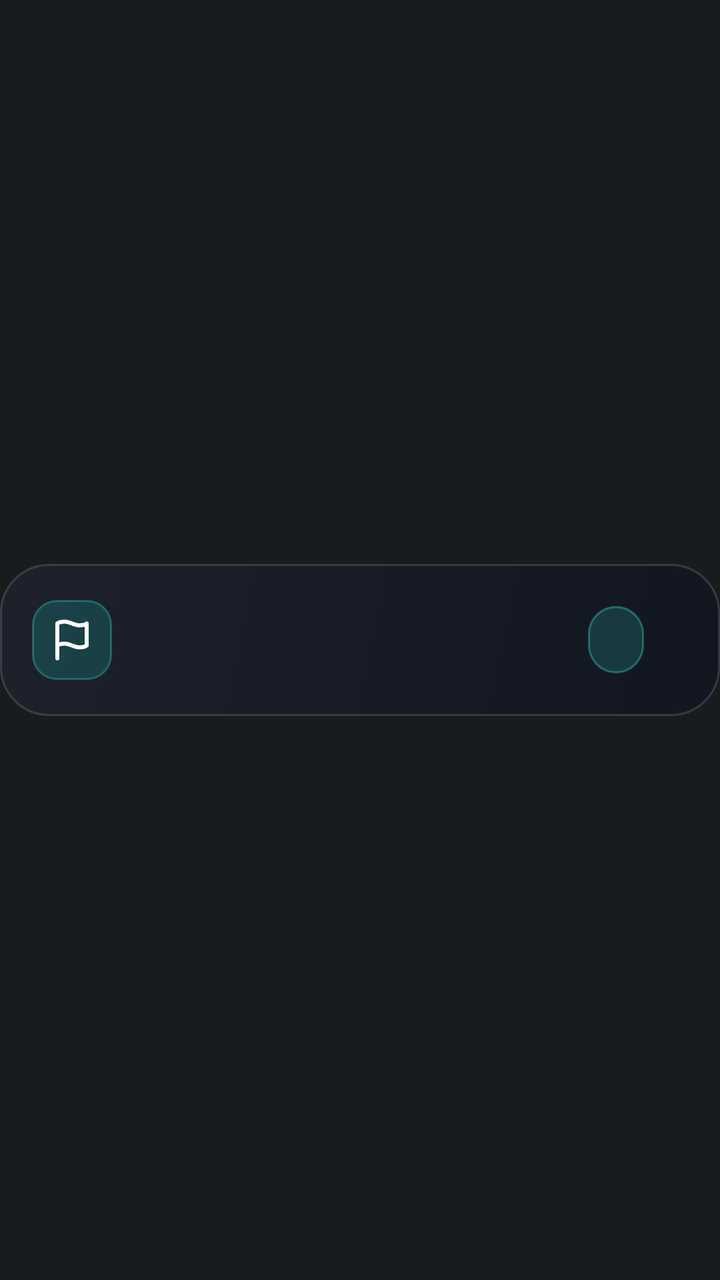
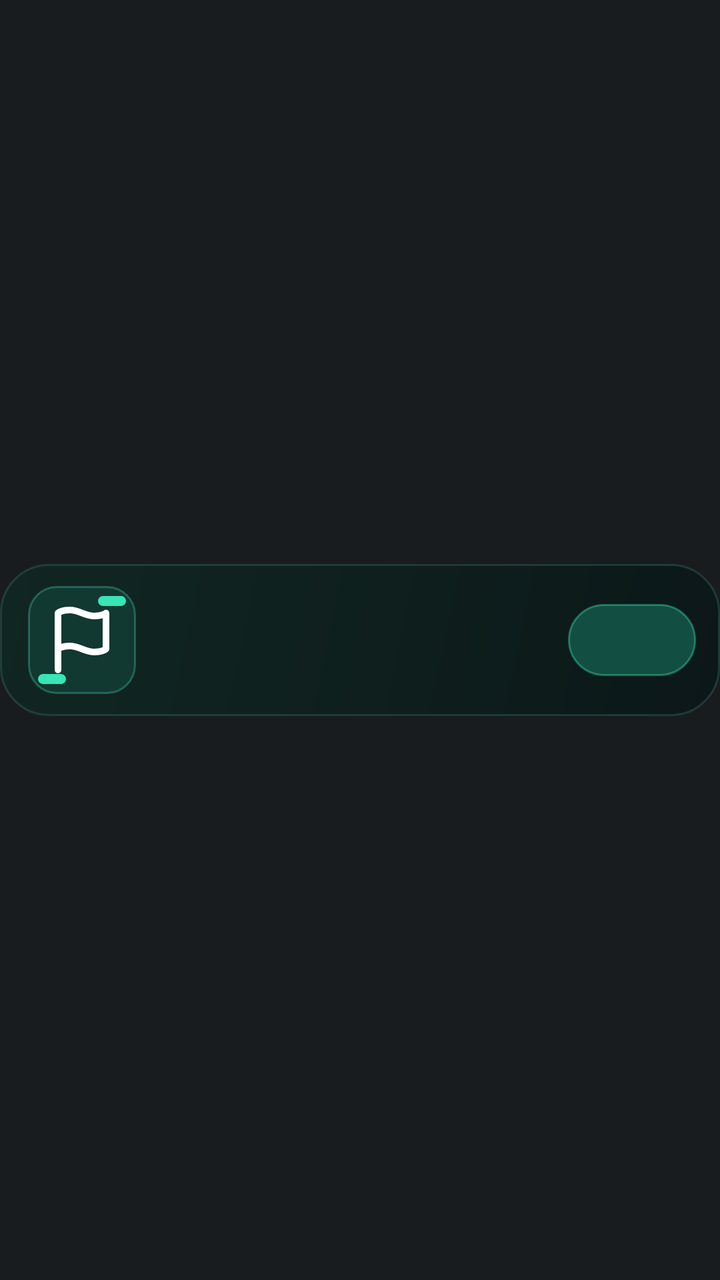

Compare the two renders of this Android layout. The source of the first and the diff that turns it into the second are given below.
<!-- AndroidManifest.xml: application theme Theme.AtAGlancePlus -->
<!-- res/layout/card_race.xml -->
<?xml version="1.0" encoding="utf-8"?>
<FrameLayout xmlns:android="http://schemas.android.com/apk/res/android"
    android:id="@+id/card_root"
    style="@style/AagCardRoot">

    <LinearLayout
        android:id="@+id/card_body"
        style="@style/AagCardBody"
        android:background="@drawable/card_bg_sports"
        android:gravity="center_vertical"
        android:orientation="horizontal">

        <FrameLayout
            android:id="@+id/race_badge"
            android:layout_width="40dp"
            android:layout_height="40dp"
            android:background="@drawable/live_badge_bg">

            <ImageView
                android:id="@+id/race_icon"
                android:layout_width="22dp"
                android:layout_height="22dp"
                android:layout_gravity="center"
                android:contentDescription="@null"
                android:src="@drawable/ic_nav_flag" />
        </FrameLayout>

        <LinearLayout
            android:layout_width="0dp"
            android:layout_height="wrap_content"
            android:layout_marginStart="11dp"
            android:layout_weight="1"
            android:orientation="vertical">

            <TextView
                android:id="@+id/race_title"
                style="@style/AagText.Title"
                android:layout_width="match_parent"
                android:layout_height="wrap_content" />

            <TextView
                android:id="@+id/race_detail"
                style="@style/AagText.Detail"
                android:layout_width="match_parent"
                android:layout_height="wrap_content" />
        </LinearLayout>

        
        <FrameLayout
            android:id="@+id/race_next"
            android:layout_width="wrap_content"
            android:layout_height="match_parent"
            android:minWidth="76dp"
            android:paddingStart="8dp">

            <TextView
                android:id="@+id/race_badge_text"
                style="@style/AagText.Badge"
                android:layout_width="wrap_content"
                android:layout_height="wrap_content"
                android:layout_gravity="center"
                android:background="@drawable/live_eta_bg"
                android:paddingStart="14dp"
                android:paddingTop="8dp"
                android:paddingEnd="14dp"
                android:paddingBottom="8dp"
                android:textColor="#FF5EEAD4"
                android:textStyle="bold" />
        </FrameLayout>
    </LinearLayout>

    
    <ImageView
        android:id="@+id/hold_bar"
        android:layout_width="match_parent"
        android:layout_height="76dp"
        android:layout_gravity="center_vertical"
        android:contentDescription="@null"
        android:duplicateParentState="true"
        android:scaleType="fitXY"
        android:src="@drawable/hold_bar_red_400" />
</FrameLayout>
<!-- resources referenced by this layout -->
<resources>
  <!-- drawable card_bg_sports (drawable) -->
  <?xml version="1.0" encoding="utf-8"?>
  <shape xmlns:android="http://schemas.android.com/apk/res/android" android:shape="rectangle">
      <gradient android:angle="315" android:startColor="#F21C212C" android:endColor="#F2111520" android:type="linear" />
      <stroke android:width="1dp" android:color="#24FFFFFF" />
      <corners android:radius="24dp" />
  </shape>
  <!-- drawable hold_bar_red_400 (drawable) -->
  <?xml version="1.0" encoding="utf-8"?>
  <animated-selector xmlns:android="http://schemas.android.com/apk/res/android">
      <item
          android:id="@+id/hold_pressed"
          android:drawable="@drawable/hold_bar_red_full"
          android:state_pressed="true" />
      <item
          android:id="@+id/hold_idle"
          android:drawable="@drawable/hold_bar_empty" />
      <transition
          android:drawable="@drawable/avd_hold_red_400"
          android:fromId="@id/hold_idle"
          android:toId="@id/hold_pressed" />
  </animated-selector>
  <!-- drawable live_badge_bg (drawable) -->
  <?xml version="1.0" encoding="utf-8"?>
  <shape xmlns:android="http://schemas.android.com/apk/res/android" android:shape="rectangle">
      <solid android:color="#3814B8A6" />
      <stroke android:width="1dp" android:color="#592DD4BF" />
      <corners android:radius="12dp" />
  </shape>
  <!-- drawable live_eta_bg (drawable) -->
  <?xml version="1.0" encoding="utf-8"?>
  <shape xmlns:android="http://schemas.android.com/apk/res/android" android:shape="rectangle">
      <solid android:color="#2E2DD4BF" />
      <stroke android:width="1dp" android:color="#662DD4BF" />
      <corners android:radius="14dp" />
  </shape>
  <style name="AagCardBody">
          <item name="android:layout_width">match_parent</item>
          <item name="android:layout_height">76dp</item>
          <item name="android:layout_gravity">center_vertical</item>
          <item name="android:paddingStart">16dp</item>
          <item name="android:paddingEnd">18dp</item>
      </style>
  <style name="AagCardRoot">
          <item name="android:layout_width">match_parent</item>
          <item name="android:layout_height">88dp</item>
          <item name="android:clipChildren">false</item>
          <item name="android:clipToPadding">false</item>
      </style>
  <style name="AagText.Badge">
          <item name="android:textSize">15sp</item>
          <item name="android:fontFamily">sans-serif-medium</item>
          <item name="android:lineHeight">18sp</item>
          <item name="android:ellipsize">none</item>
      </style>
  <style name="AagText.Detail">
          <item name="android:textSize">13sp</item>
          <item name="android:fontFamily">sans-serif</item>
          <item name="android:lineHeight">17sp</item>
          <item name="android:letterSpacing">0.0077</item>
          <item name="android:textColor">#FFD8E2F0</item>
      </style>
  <style name="AagText.Title">
          <item name="android:textSize">17sp</item>
          <item name="android:fontFamily">sans-serif-medium</item>
          <item name="android:lineHeight">21sp</item>
      </style>
  <style name="Theme.AtAGlancePlus" parent="android:Theme.DeviceDefault.NoActionBar">
          <item name="android:windowLightStatusBar">false</item>
      </style>
  <!-- unchanged entries left out for length: 5 -->
</resources>

<!-- the commit's change to res/layout/card_race.xml (unified diff, before → after) -->
@@ -6,65 +6,135 @@
     <LinearLayout
         android:id="@+id/card_body"
         style="@style/AagCardBody"
-        android:background="@drawable/card_bg_sports"
+        android:background="@drawable/f1_surface"
+        android:baselineAligned="false"
         android:gravity="center_vertical"
-        android:orientation="horizontal">
+        android:orientation="horizontal"
+        android:paddingStart="14dp"
+        android:paddingEnd="10dp">
 
         <FrameLayout
             android:id="@+id/race_badge"
-            android:layout_width="40dp"
-            android:layout_height="40dp"
-            android:background="@drawable/live_badge_bg">
+            android:layout_width="54dp"
+            android:layout_height="54dp"
+            android:background="@drawable/f1_track_box">
 
             <ImageView
                 android:id="@+id/race_icon"
-                android:layout_width="22dp"
-                android:layout_height="22dp"
+                android:layout_width="36dp"
+                android:layout_height="36dp"
                 android:layout_gravity="center"
                 android:contentDescription="@null"
+                android:scaleType="fitCenter"
                 android:src="@drawable/ic_nav_flag" />
+
+            <ImageView
+                android:id="@+id/race_mark_top"
+                android:layout_width="14dp"
+                android:layout_height="5dp"
+                android:layout_gravity="top|end"
+                android:layout_margin="5dp"
+                android:contentDescription="@null"
+                android:src="@drawable/f1_mini_badge" />
+
+            <ImageView
+                android:id="@+id/race_mark_bottom"
+                android:layout_width="14dp"
+                android:layout_height="5dp"
+                android:layout_gravity="bottom|start"
+                android:layout_margin="5dp"
+                android:contentDescription="@null"
+                android:src="@drawable/f1_mini_badge" />
         </FrameLayout>
 
         <LinearLayout
             android:layout_width="0dp"
             android:layout_height="wrap_content"
-            android:layout_marginStart="11dp"
+            android:layout_marginStart="12dp"
+            android:layout_marginEnd="6dp"
             android:layout_weight="1"
             android:orientation="vertical">
 
             <TextView
                 android:id="@+id/race_title"
-                style="@style/AagText.Title"
                 android:layout_width="match_parent"
-                android:layout_height="wrap_content" />
+                android:layout_height="wrap_content"
+                android:ellipsize="end"
+                android:fontFamily="sans-serif-medium"
+                android:includeFontPadding="false"
+                android:singleLine="true"
+                android:textColor="#FFFFFFFF"
+                android:textSize="17sp"
+                android:textStyle="bold" />
 
             <TextView
-                android:id="@+id/race_detail"
-                style="@style/AagText.Detail"
+                android:id="@+id/race_session"
                 android:layout_width="match_parent"
-                android:layout_height="wrap_content" />
+                android:layout_height="wrap_content"
+                android:layout_marginTop="1dp"
+                android:ellipsize="end"
+                android:fontFamily="sans-serif"
+                android:includeFontPadding="false"
+                android:singleLine="true"
+                android:textColor="#FFD0E2DC"
+                android:textSize="13.5sp" />
+
+            <LinearLayout
+                android:layout_width="match_parent"
+                android:layout_height="wrap_content"
+                android:layout_marginTop="3dp"
+                android:gravity="center_vertical"
+                android:orientation="horizontal">
+
+                <TextView
+                    android:id="@+id/race_detail"
+                    android:layout_width="wrap_content"
+                    android:layout_height="wrap_content"
+                    android:layout_weight="1"
+                    android:ellipsize="end"
+                    android:fontFamily="sans-serif"
+                    android:includeFontPadding="false"
+                    android:singleLine="true"
+                    android:textColor="#FF8FA8A1"
+                    android:textSize="11.5sp" />
+
+                <TextView
+                    android:id="@+id/race_countdown"
+                    android:layout_width="wrap_content"
+                    android:layout_height="16dp"
+                    android:layout_marginStart="6dp"
+                    android:background="@drawable/f1_countdown_pill"
+                    android:fontFamily="sans-serif-medium"
+                    android:gravity="center"
+                    android:includeFontPadding="false"
+                    android:paddingStart="6dp"
+                    android:paddingEnd="6dp"
+                    android:singleLine="true"
+                    android:textColor="#FFFFB4AB"
+                    android:textSize="10.5sp"
+                    android:visibility="gone" />
+            </LinearLayout>
         </LinearLayout>
 
         
         <FrameLayout
             android:id="@+id/race_next"
-            android:layout_width="wrap_content"
-            android:layout_height="match_parent"
-            android:minWidth="76dp"
-            android:paddingStart="8dp">
+            android:layout_width="68dp"
+            android:layout_height="match_parent">
 
             <TextView
                 android:id="@+id/race_badge_text"
-                style="@style/AagText.Badge"
-                android:layout_width="wrap_content"
-                android:layout_height="wrap_content"
+                android:layout_width="64dp"
+                android:layout_height="36dp"
                 android:layout_gravity="center"
-                android:background="@drawable/live_eta_bg"
-                android:paddingStart="14dp"
-                android:paddingTop="8dp"
-                android:paddingEnd="14dp"
-                android:paddingBottom="8dp"
-                android:textColor="#FF5EEAD4"
+                android:background="@drawable/f1_next_btn"
+                android:duplicateParentState="true"
+                android:fontFamily="sans-serif-medium"
+                android:gravity="center"
+                android:includeFontPadding="false"
+                android:singleLine="true"
+                android:textColor="#FF4EE2C0"
+                android:textSize="12.5sp"
                 android:textStyle="bold" />
         </FrameLayout>
     </LinearLayout>
<!-- resource entries referenced after the edit -->
@@ -1,11 +1,49 @@
 <!-- resources referenced by this layout -->
 <resources>
-  <!-- drawable card_bg_sports (drawable) -->
+  <!-- drawable f1_countdown_pill (drawable) -->
   <?xml version="1.0" encoding="utf-8"?>
   <shape xmlns:android="http://schemas.android.com/apk/res/android" android:shape="rectangle">
-      <gradient android:angle="315" android:startColor="#F21C212C" android:endColor="#F2111520" android:type="linear" />
-      <stroke android:width="1dp" android:color="#24FFFFFF" />
+      <solid android:color="#FF3B2328" />
+      <stroke android:width="1dp" android:color="#4DFF8A80" />
+      <corners android:radius="8dp" />
+  </shape>
+  <!-- drawable f1_mini_badge (drawable) -->
+  <?xml version="1.0" encoding="utf-8"?>
+  <shape xmlns:android="http://schemas.android.com/apk/res/android" android:shape="rectangle">
+      <solid android:color="#FF38E5B5" />
+      <corners android:radius="2.5dp" />
+  </shape>
+  <!-- drawable f1_next_btn (drawable) -->
+  <?xml version="1.0" encoding="utf-8"?>
+  <selector xmlns:android="http://schemas.android.com/apk/res/android">
+      <item android:state_pressed="true">
+          <shape android:shape="rectangle">
+              <solid android:color="#FF1D6E5E" />
+              <stroke android:width="1dp" android:color="#6638E5B5" />
+              <corners android:radius="18dp" />
+          </shape>
+      </item>
+      <item>
+          <shape android:shape="rectangle">
+              <solid android:color="#FF134E42" />
+              <stroke android:width="1dp" android:color="#6638E5B5" />
+              <corners android:radius="18dp" />
+          </shape>
+      </item>
+  </selector>
+  <!-- drawable f1_surface (drawable) -->
+  <?xml version="1.0" encoding="utf-8"?>
+  <shape xmlns:android="http://schemas.android.com/apk/res/android" android:shape="rectangle">
+      <gradient android:angle="315" android:startColor="#F20F2622" android:centerColor="#F20D1F1D" android:endColor="#F20A1618" android:type="linear" />
+      <stroke android:width="1dp" android:color="#334DB6AC" />
       <corners android:radius="24dp" />
+  </shape>
+  <!-- drawable f1_track_box (drawable) -->
+  <?xml version="1.0" encoding="utf-8"?>
+  <shape xmlns:android="http://schemas.android.com/apk/res/android" android:shape="rectangle">
+      <solid android:color="#FF123832" />
+      <stroke android:width="1dp" android:color="#4D4EE2C0" />
+      <corners android:radius="14dp" />
   </shape>
   <!-- drawable hold_bar_red_400 (drawable) -->
   <?xml version="1.0" encoding="utf-8"?>
@@ -22,20 +60,6 @@
           android:fromId="@id/hold_idle"
           android:toId="@id/hold_pressed" />
   </animated-selector>
-  <!-- drawable live_badge_bg (drawable) -->
-  <?xml version="1.0" encoding="utf-8"?>
-  <shape xmlns:android="http://schemas.android.com/apk/res/android" android:shape="rectangle">
-      <solid android:color="#3814B8A6" />
-      <stroke android:width="1dp" android:color="#592DD4BF" />
-      <corners android:radius="12dp" />
-  </shape>
-  <!-- drawable live_eta_bg (drawable) -->
-  <?xml version="1.0" encoding="utf-8"?>
-  <shape xmlns:android="http://schemas.android.com/apk/res/android" android:shape="rectangle">
-      <solid android:color="#2E2DD4BF" />
-      <stroke android:width="1dp" android:color="#662DD4BF" />
-      <corners android:radius="14dp" />
-  </shape>
   <style name="AagCardBody">
           <item name="android:layout_width">match_parent</item>
           <item name="android:layout_height">76dp</item>
@@ -49,24 +73,6 @@
           <item name="android:clipChildren">false</item>
           <item name="android:clipToPadding">false</item>
       </style>
-  <style name="AagText.Badge">
-          <item name="android:textSize">15sp</item>
-          <item name="android:fontFamily">sans-serif-medium</item>
-          <item name="android:lineHeight">18sp</item>
-          <item name="android:ellipsize">none</item>
-      </style>
-  <style name="AagText.Detail">
-          <item name="android:textSize">13sp</item>
-          <item name="android:fontFamily">sans-serif</item>
-          <item name="android:lineHeight">17sp</item>
-          <item name="android:letterSpacing">0.0077</item>
-          <item name="android:textColor">#FFD8E2F0</item>
-      </style>
-  <style name="AagText.Title">
-          <item name="android:textSize">17sp</item>
-          <item name="android:fontFamily">sans-serif-medium</item>
-          <item name="android:lineHeight">21sp</item>
-      </style>
   <style name="Theme.AtAGlancePlus" parent="android:Theme.DeviceDefault.NoActionBar">
           <item name="android:windowLightStatusBar">false</item>
       </style>
